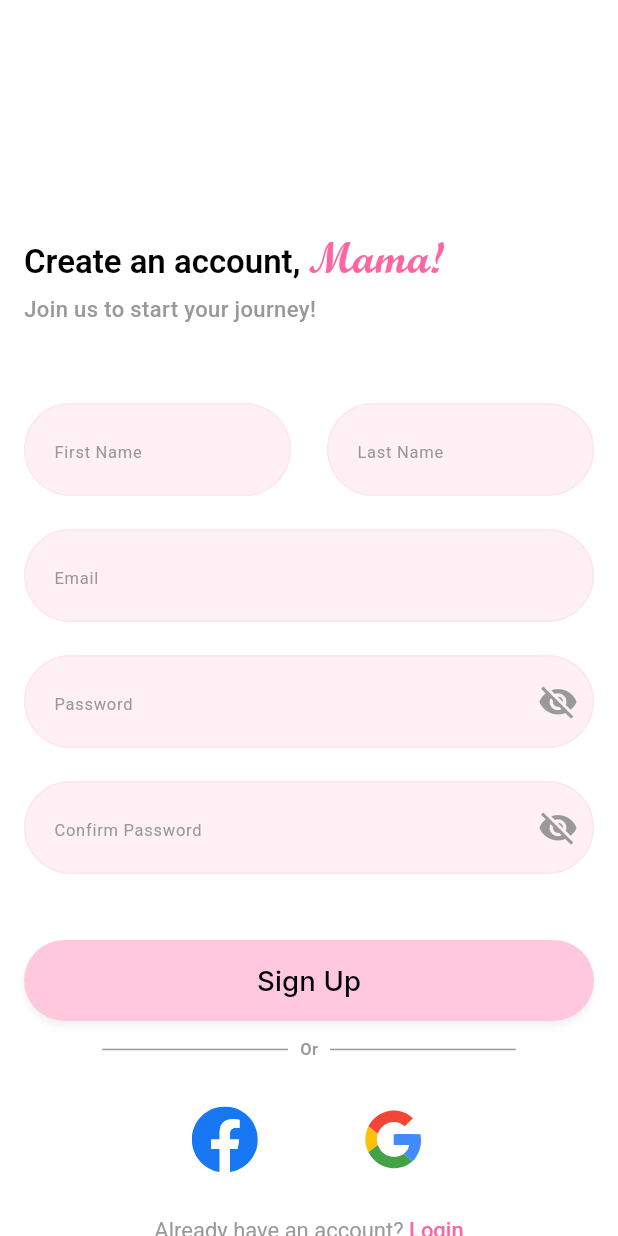
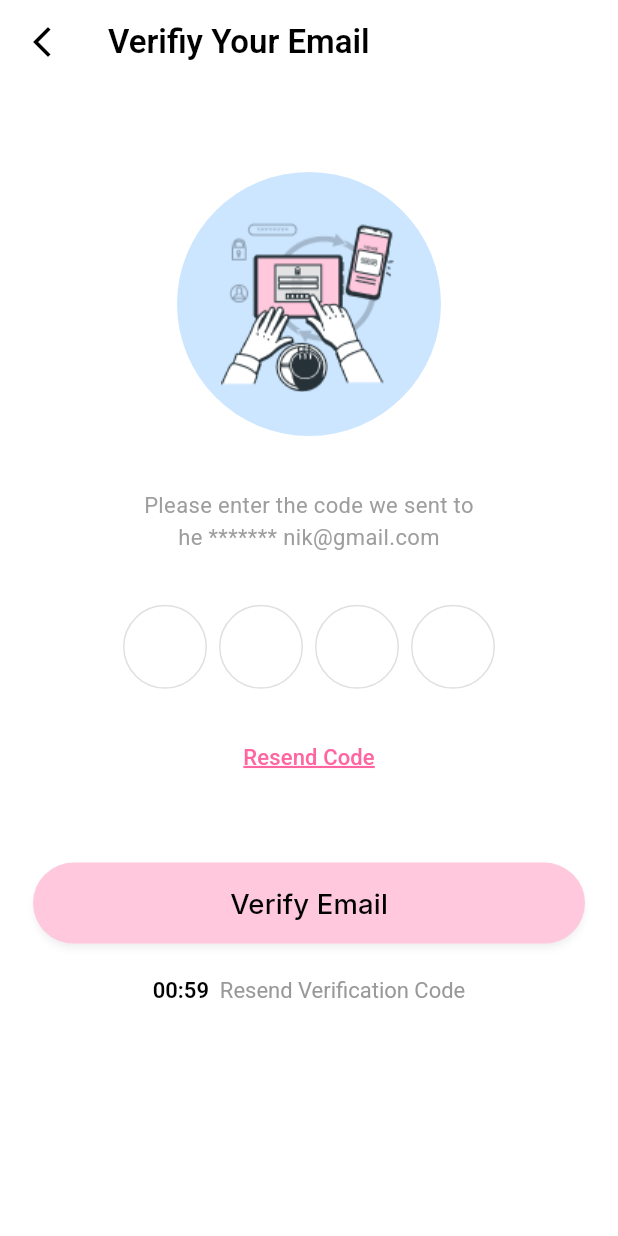
Before and after one commit to MohamedEhab17/MomEase, a Flutter app: the SignUpView screen opened by its route, after a tap on "Sign Up", on a phone screen of 412 x 824 dp. Run offline on Flutter 3.47's test engine with Material 3 defaults, Android fonts, the phone set to English and light mode, and no system bars; drawn by our look-alikes of pinput; our stand-ins replace animate_do, device_preview, flutter_screenutil, flutter_svg, go_router, lottie and 1 more.

Commit message:
add auth and verification ui

```diff
--- /dev/null
+++ b/assets/client_secret_513905496806-f6a61vgrqrrjv2fq3u7brno62i069efk.apps.googleusercontent.com.json
@@ -0,0 +1 @@
+{"installed":{"client_id":"513905496806-f6a61vgrqrrjv2fq3u7brno62i069efk.apps.googleusercontent.com","project_id":"mom-ease","auth_uri":"https://accounts.google.com/o/oauth2/auth","token_uri":"https://oauth2.googleapis.com/token","auth_provider_x509_cert_url":"https://www.googleapis.com/oauth2/v1/certs"}}
--- a/lib/core/constants/app_colors.dart
+++ b/lib/core/constants/app_colors.dart
@@ -9,9 +9,11 @@ class AppColors {
 
   static const secondary = Color(0xff9E9E9E);
   static const secondarySoft = Color(0xffCECECE);
+  static const secondarySoft2 = Color(0xFFE0E0E0);
 
   // Accent
   static const accent = Color(0xFFA2D2FF);
+  static const accentSoft = Color(0xFFCCE6FF);
 
   // Backgrounds
   static const lightBackground = Color(0xFFFFFFFF);
--- a/lib/core/routers/app_router_paths.dart
+++ b/lib/core/routers/app_router_paths.dart
@@ -2,4 +2,6 @@ class AppRoutesPaths {
   static const String login = '/loginView';
   static const String signup = '/signupView';
   static const String onboarding = '/onboardingView';
+  static const String emailVerification = '/emailVerificationView';
+  static const String emailVerifiedSuccess = '/emailVerifiedSuccessView';
 }
--- a/lib/core/utils/app_icons.dart
+++ b/lib/core/utils/app_icons.dart
@@ -9,4 +9,7 @@ class AppIcons {
   /// assets/icons/facebook.svg
   static const String iconsFacebook = "assets/icons/facebook.svg";
 
+  /// Assets for iconsSuccess
+  /// assets/icons/Success.json
+  static const String iconsSuccess = "assets/icons/Success.json";
 }
--- a/lib/core/utils/app_images.dart
+++ b/lib/core/utils/app_images.dart
@@ -16,4 +16,9 @@ class AppImages {
   /// Assets for imagesOnboarding4
   /// assets/images/onboarding4.png
   static const String imagesOnboarding4 = "assets/images/onboarding4.png";
+
+  /// Assets for imagesEmailVerification
+  /// assets/images/email_verification.png
+  static const String imagesEmailVerification =
+      "assets/images/email_verification.png";
 }
--- /dev/null
+++ b/lib/feature/auth/presentation/views/email_verification_view.dart
@@ -0,0 +1,130 @@
+import 'package:flutter/material.dart';
+import 'package:flutter_screenutil/flutter_screenutil.dart';
+import 'package:go_router/go_router.dart';
+import 'package:new_mama/core/constants/app_colors.dart';
+import 'package:new_mama/core/extensions/padding_ex.dart';
+import 'package:new_mama/core/extensions/sized_box_ex.dart';
+import 'package:new_mama/core/routers/app_router_paths.dart';
+import 'package:new_mama/core/utils/app_images.dart';
+import 'package:new_mama/core/utils/app_styles.dart';
+import 'package:new_mama/core/widgets/custom_elevated_button.dart';
+import 'package:new_mama/feature/auth/widgets/custom_rich_text.dart';
+import 'package:pinput/pinput.dart';
+
+class EmailVerificationView extends StatefulWidget {
+  const EmailVerificationView({super.key});
+
+  @override
+  State<EmailVerificationView> createState() => _EmailVerificationViewState();
+}
+
+class _EmailVerificationViewState extends State<EmailVerificationView> {
+  @override
+  Widget build(BuildContext context) {
+    return Scaffold(
+      appBar: AppBar(
+        backgroundColor: Colors.white,
+        elevation: 0,
+        leading: IconButton(
+          icon: Icon(Icons.arrow_back_ios_new, color: Colors.black),
+          onPressed: () {
+            context.pop();
+          },
+        ),
+        title: Text('Verifiy Your Email', style: AppStyles.styleRoboto24),
+      ),
+      body: SingleChildScrollView(
+        padding: 22.hPadding,
+        child: Column(
+          children: [
+            64.h.height,
+            CircleAvatar(
+              radius: 96.r,
+              backgroundColor: AppColors.accentSoft,
+              child: Image.asset(
+                AppImages.imagesEmailVerification,
+                fit: BoxFit.contain,
+              ),
+            ),
+            40.h.height,
+            Text(
+              'Please enter the code we sent to\nhe ******* nik@gmail.com',
+              style: AppStyles.styleRoboto16,
+              textAlign: TextAlign.center,
+            ),
+            37.h.height,
+            Center(
+              child: Pinput(
+                length: 4,
+                showCursor: true,
+                onCompleted: (pin) => code = pin,
+                defaultPinTheme: PinTheme(
+                  width: 56,
+                  height: 56,
+                  decoration: BoxDecoration(
+                    shape: BoxShape.circle,
+                    border: Border.all(color: AppColors.secondarySoft2),
+                    color: Colors.transparent,
+                  ),
+                ),
+                focusedPinTheme: PinTheme(
+                  width: 56,
+                  height: 56,
+                  decoration: BoxDecoration(
+                    shape: BoxShape.circle,
+                    border: Border.all(color: AppColors.primary),
+                    color: Colors.transparent,
+                  ),
+                ),
+                validator: (String? code) {
+                  if (code!.isEmpty) {
+                    return 'Please enter the verification code';
+                  }
+                  this.code = code;
+                  return null;
+                },
+              ),
+            ),
+            24.h.height,
+            TextButton(
+              onPressed: () {},
+              child: Text(
+                'Resend Code',
+                style: AppStyles.styleRoboto16.copyWith(
+                  color: AppColors.primary,
+                  fontWeight: FontWeight.w500,
+                  decoration: TextDecoration.underline,
+                  decorationColor: AppColors.primary,
+                  decorationThickness: 2,
+                ),
+              ),
+            ),
+            50.h.height,
+            CustomElevatedButton(
+              text: "Verify Email",
+              minimumSize: Size(double.infinity, 52.h),
+              onPressed: () {
+                context.go(AppRoutesPaths.emailVerifiedSuccess);
+              },
+            ),
+            24.h.height,
+            CustomRichText(
+              firstText: "00:59 ",
+              secondText: " Resend Verification Code",
+              firstTextStyle: AppStyles.styleRoboto16.copyWith(
+                color: AppColors.lightTextPrimary,
+                fontWeight: FontWeight.w600,
+              ),
+              secondTextStyle: AppStyles.styleRoboto16.copyWith(
+                color: AppColors.lightTextDisabled,
+                fontWeight: FontWeight.w400,
+              ),
+            ),
+          ],
+        ),
+      ),
+    );
+  }
+
+  String? code;
+}
--- a/lib/feature/auth/presentation/views/login_view.dart
+++ b/lib/feature/auth/presentation/views/login_view.dart
@@ -2,7 +2,6 @@ import 'package:flutter/material.dart';
 import 'package:flutter_screenutil/flutter_screenutil.dart';
 import 'package:go_router/go_router.dart';
 import 'package:new_mama/core/constants/app_colors.dart';
-import 'package:new_mama/core/constants/app_font_family.dart';
 import 'package:new_mama/core/extensions/sized_box_ex.dart';
 import 'package:new_mama/core/routers/app_router_paths.dart';
 import 'package:new_mama/core/utils/app_styles.dart';
--- a/lib/feature/auth/presentation/views/sign_up_view.dart
+++ b/lib/feature/auth/presentation/views/sign_up_view.dart
@@ -32,7 +32,7 @@ class SignUpView extends StatelessWidget {
           child: Column(
             crossAxisAlignment: CrossAxisAlignment.start,
             children: [
-              168.h.height,
+              76.h.height,
               CustomRichText(
                 firstText: "Create an account, ",
                 secondText: "Mama!",
@@ -97,7 +97,9 @@ class SignUpView extends StatelessWidget {
               CustomElevatedButton(
                 text: "Sign Up",
                 minimumSize: Size(double.infinity, 52),
-                onPressed: () {},
+                onPressed: () {
+                  context.push(AppRoutesPaths.emailVerification);
+                },
               ),
               12.h.height,
               TwoDividerSeparatedWithText(text: "Or"),
--- a/lib/feature/onboarding/presentation/onboarding_view.dart
+++ b/lib/feature/onboarding/presentation/onboarding_view.dart
@@ -1,6 +1,8 @@
 import 'package:flutter/material.dart';
 import 'package:flutter_screenutil/flutter_screenutil.dart';
+import 'package:go_router/go_router.dart';
 import 'package:new_mama/core/constants/app_colors.dart';
+import 'package:new_mama/core/routers/app_router_paths.dart';
 import 'package:new_mama/core/utils/app_styles.dart';
 import 'package:new_mama/core/widgets/custom_elevated_button.dart';
 import 'package:new_mama/feature/onboarding/data/onboarding_data.dart';
@@ -91,7 +93,9 @@ class _OnboardingViewState extends State<OnboardingView> {
         child: currentPage == onboardingList.length - 1
             ? CustomElevatedButton(
                 text: "Start",
-                onPressed: () {},
+                onPressed: () {
+                  context.go(AppRoutesPaths.login);
+                },
                 minimumSize: Size(double.infinity, 52.h),
               )
             : Row(
--- a/pubspec.yaml
+++ b/pubspec.yaml
@@ -41,6 +41,9 @@ dependencies:
   animate_do: ^4.2.0
   smooth_page_indicator: ^2.0.1
   flutter_svg: ^2.2.3
+  lottie: ^3.3.2
+  pinput: ^6.0.1
+  pin_code_text_field: ^1.8.0
 
 dev_dependencies:
   flutter_test:
```
Also changed, not shown: assets/icons/Success.json (added, +1 -0 lines), lib/core/routers/app_router.dart (+13 -6 lines), lib/feature/auth/widgets/email_verified_success_widget.dart (added, +49 -0 lines), assets/images/email_verification.png (added), pubspec.lock.
